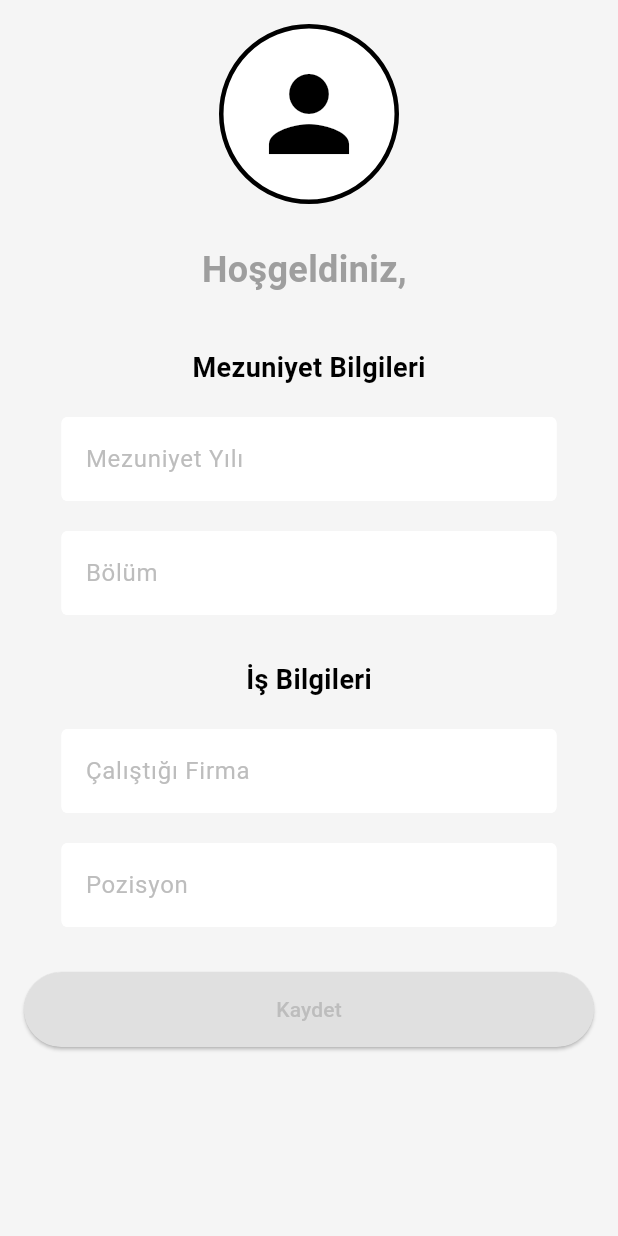
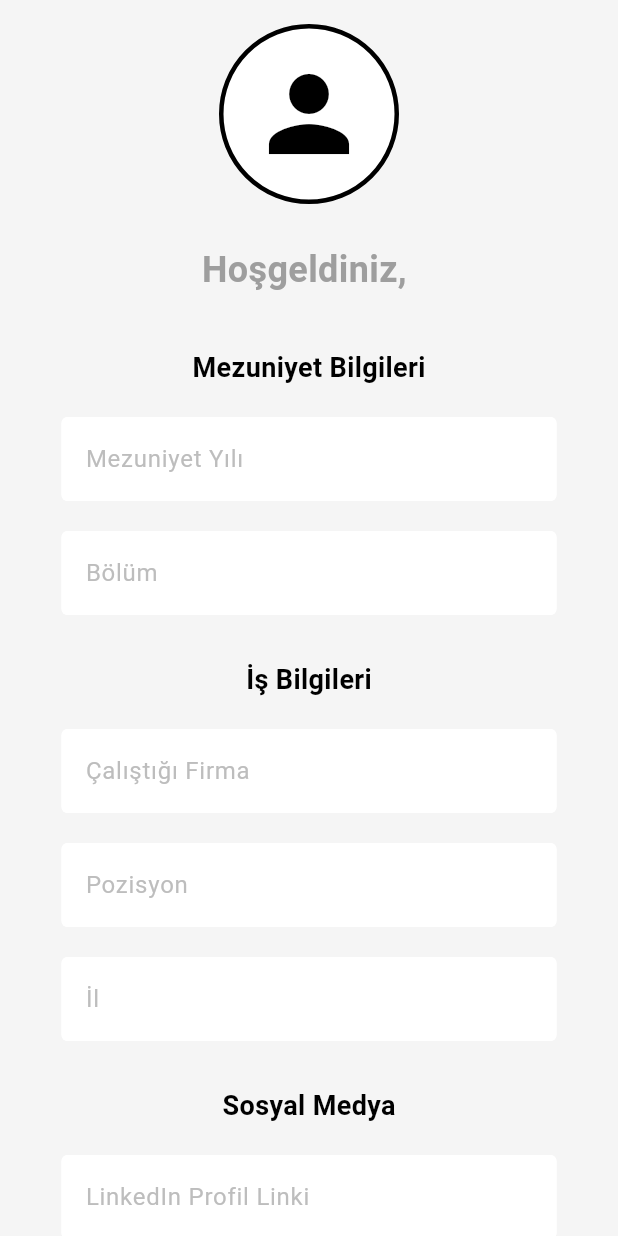
Before and after one commit to kaanhancerr/Selcuk_Alumni_Platform, a Flutter app: the ProfilSayfasi screen opened directly, on a phone screen of 412 x 824 dp. Run offline on Flutter 3.47's test engine with Material 3 defaults, Android fonts, the light colour scheme and no system bars; our stand-ins replace cloud_firestore, firebase_auth, firebase_core; accounts and stored records are empty.

Commit message:
linkdn ve github profil kısmı eklendi

```diff
--- a/lib/pages/profil_sayfasi.dart
+++ b/lib/pages/profil_sayfasi.dart
@@ -20,6 +20,9 @@ class _ProfilSayfasiState extends State<ProfilSayfasi> {
   final TextEditingController _bolumController = TextEditingController();
   final TextEditingController _firmaController = TextEditingController();
   final TextEditingController _pozisyonController = TextEditingController();
+  final TextEditingController _ilController = TextEditingController();
+  final TextEditingController _linkedinController = TextEditingController();
+  final TextEditingController _githubController = TextEditingController();
 
   bool _isLoading = false;
   Map<String, dynamic>? _userData;
@@ -43,6 +46,9 @@ class _ProfilSayfasiState extends State<ProfilSayfasi> {
             _bolumController.text = _userData?['bolum'] ?? '';
             _firmaController.text = _userData?['firma'] ?? '';
             _pozisyonController.text = _userData?['pozisyon'] ?? '';
+            _ilController.text = _userData?['il'] ?? '';
+            _linkedinController.text = _userData?['linkedin'] ?? '';
+            _githubController.text = _userData?['github'] ?? '';
           });
         }
       }
@@ -66,6 +72,9 @@ class _ProfilSayfasiState extends State<ProfilSayfasi> {
           'bolum': _bolumController.text.trim(),
           'firma': _firmaController.text.trim(),
           'pozisyon': _pozisyonController.text.trim(),
+          'il': _ilController.text.trim(),
+          'linkedin': _linkedinController.text.trim(),
+          'github': _githubController.text.trim(),
           'updatedAt': Timestamp.now(),
         });
 
@@ -201,6 +210,54 @@ class _ProfilSayfasiState extends State<ProfilSayfasi> {
                   return null;
                 },
               ),
+              MyTextField(
+                hintText: 'İl',
+                obscureText: false,
+                controller: _ilController,
+                validator: (value) {
+                  if (value == null || value.isEmpty) {
+                    return 'İl bilgisi gerekli';
+                  }
+                  return null;
+                },
+              ),
+              const SizedBox(height: 20),
+              const Text(
+                'Sosyal Medya',
+                style: TextStyle(
+                  fontSize: 18,
+                  fontWeight: FontWeight.bold,
+                ),
+              ),
+              const SizedBox(height: 10),
+              MyTextField(
+                hintText: 'LinkedIn Profil Linki',
+                obscureText: false,
+                controller: _linkedinController,
+                validator: (value) {
+                  if (value == null || value.isEmpty) {
+                    return 'LinkedIn profil linki gerekli';
+                  }
+                  if (!value.contains('linkedin.com')) {
+                    return 'Geçerli bir LinkedIn linki giriniz';
+                  }
+                  return null;
+                },
+              ),
+              MyTextField(
+                hintText: 'GitHub Profil Linki',
+                obscureText: false,
+                controller: _githubController,
+                validator: (value) {
+                  if (value == null || value.isEmpty) {
+                    return 'GitHub profil linki gerekli';
+                  }
+                  if (!value.contains('github.com')) {
+                    return 'Geçerli bir GitHub linki giriniz';
+                  }
+                  return null;
+                },
+              ),
               const SizedBox(height: 20),
               SizedBox(
                 width: double.infinity,
```
